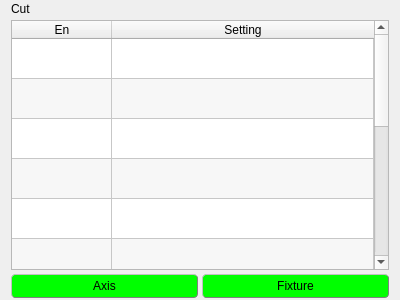
Before: the Qt Designer form hcinstruction/iccutpage.ui in dongdong-2009/3-5AxisRobot, drawn with Qt 5.
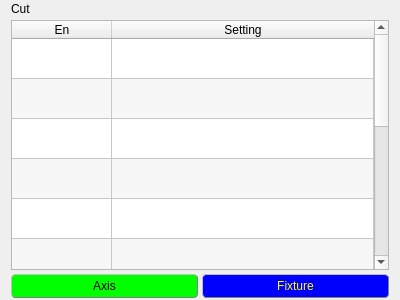
After: the same form once the commit is applied. Icons and pictures are not drawn. Custom widgets are drawn as their Qt base class.

```diff
--- a/hcinstruction/iccutpage.ui
+++ b/hcinstruction/iccutpage.ui
@@ -350,6 +350,21 @@
          <height>24</height>
         </size>
        </property>
+       <property name="styleSheet">
+        <string notr="true">#goToFixture{
+     border-style: outset;
+     border-width: 1px;
+     border-radius: 4px;
+     border-color: gray;
+	background-color: rgb(0, 0, 255);
+color:yellow;
+}
+#goToFixture:pressed{
+     border-style: inset;
+	background-color: #0073FF;
+	color:black;
+}</string>
+       </property>
        <property name="text">
         <string>Fixture</string>
        </property>
```
